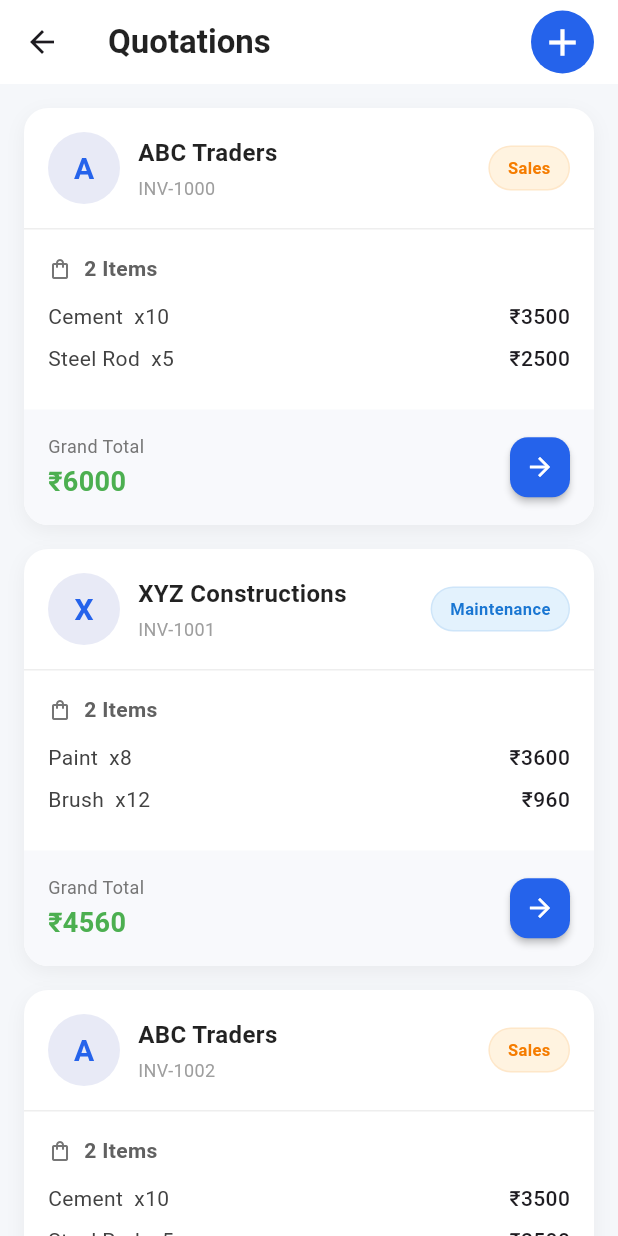
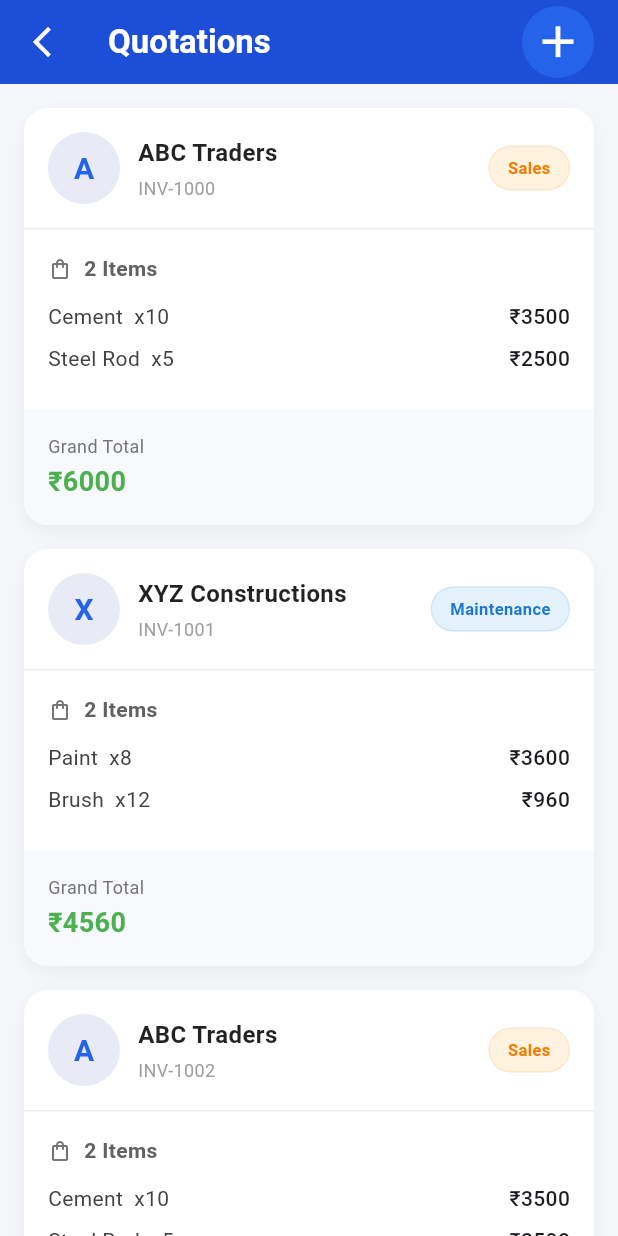
Before and after one commit to teambackoffice/sahelmed_app, a Flutter app: the SalesPersonHomepage screen opened directly, after a tap on "Quotations", on a phone screen of 412 x 824 dp. Run offline on Flutter 3.47's test engine with Material 3 defaults, Android fonts, the light colour scheme and no system bars; our stand-ins replace image_picker.

Commit message:
QUOTATIONS UI

```diff
--- a/lib/main.dart
+++ b/lib/main.dart
@@ -17,7 +17,7 @@ class MyApp extends StatelessWidget {
       debugShowCheckedModeBanner: false,
       title: 'SahelMed',
       theme: ThemeData(primarySwatch: Colors.blue, useMaterial3: true),
-      home: const ServiceEngineerHomepage(),
+      home: const SalesPersonHomepage(),
     );
   }
 }
--- a/lib/view/sales_person/homepage_sp.dart
+++ b/lib/view/sales_person/homepage_sp.dart
@@ -148,7 +148,15 @@ class _SalesPersonHomepageState extends State<SalesPersonHomepage> {
               width: double.infinity,
               padding: EdgeInsets.all(24),
               decoration: BoxDecoration(
-                gradient: AppColors.splashGradient,
+                gradient: LinearGradient(
+                  colors: [
+                    Color(0xFF3B82F6), // Lighter Blue
+                    Color(0xFF2563EB), // Base Blue
+                  ],
+                  begin: Alignment.topLeft,
+                  end: Alignment.bottomRight,
+                ),
+
                 borderRadius: BorderRadius.circular(20),
                 boxShadow: [
                   BoxShadow(
@@ -249,11 +257,24 @@ class _SalesPersonHomepageState extends State<SalesPersonHomepage> {
                   subtitle: 'Log your location',
                   color: Colors.green,
                   onTap: () {
-                    // Navigate to Check-in page
-                    // Navigator.push(
-                    //   context,
-                    //   MaterialPageRoute(builder: (context) => CheckInPage()),
-                    // );
+                    ScaffoldMessenger.of(context).showSnackBar(
+                      SnackBar(
+                        backgroundColor: Color(0xFF2C3E50),
+                        content: Row(
+                          children: const [
+                            Icon(Icons.info_outline, color: Colors.white),
+                            SizedBox(width: 8),
+                            Expanded(
+                              child: Text(
+                                'Check-in feature will be available soon',
+                              ),
+                            ),
+                          ],
+                        ),
+                        duration: const Duration(seconds: 2),
+                        behavior: SnackBarBehavior.floating,
+                      ),
+                    );
                   },
                 ),
               ],
--- a/lib/view/sales_person/quotation/quotation_page.dart
+++ b/lib/view/sales_person/quotation/quotation_page.dart
@@ -92,11 +92,20 @@ class QuotationPage extends StatelessWidget {
     return Scaffold(
       backgroundColor: const Color(0xFFF5F7FA), // Light grey-blue background
       appBar: AppBar(
+        leading: IconButton(
+          icon: const Icon(
+            Icons.arrow_back_ios_new_outlined,
+            color: Colors.white,
+          ),
+          onPressed: () {
+            Navigator.pop(context);
+          },
+        ),
         elevation: 0,
-        backgroundColor: Colors.white,
+        backgroundColor: Color(0xFF1D4ED8),
         title: const Text(
           'Quotations',
-          style: TextStyle(color: Colors.black87, fontWeight: FontWeight.bold),
+          style: TextStyle(color: Colors.white, fontWeight: FontWeight.bold),
         ),
         centerTitle: false,
         actions: [
@@ -113,13 +122,13 @@ class QuotationPage extends StatelessWidget {
                 );
               },
               child: Container(
-                width: 42,
-                height: 42,
+                width: 48,
+                height: 48,
                 decoration: BoxDecoration(
                   color: Color(0xFF2563EB),
                   shape: BoxShape.circle,
                 ),
-                child: const Icon(Icons.add, color: Colors.white, size: 30),
+                child: const Icon(Icons.add, color: Colors.white, size: 35),
               ),
             ),
           ),
@@ -291,12 +300,12 @@ class QuotationPage extends StatelessWidget {
                           //   onTap: () {},
                           // ),
                           const SizedBox(width: 8),
-                          _buildActionButton(
-                            icon: Icons.arrow_forward,
-                            color: Color(0xFF2563EB),
-                            iconColor: Colors.white,
-                            onTap: () {},
-                          ),
+                          // _buildActionButton(
+                          //   icon: Icons.arrow_forward,
+                          //   color: Color(0xFF2563EB),
+                          //   iconColor: Colors.white,
+                          //   onTap: () {},
+                          // ),
                         ],
                       ),
                     ],
--- a/lib/view/service_engineer/material_request/material_request.dart
+++ b/lib/view/service_engineer/material_request/material_request.dart
@@ -329,7 +329,7 @@ class _MaterialRequestListState extends State<MaterialRequestList> {
                       Expanded(
                         child: _buildInfoRow(
                           Icons.calendar_today_outlined,
-                          'Created',
+                          'Created On',
                           request['transactionDate'],
                           const Color(0xFF5C6BC0),
                         ),
@@ -338,7 +338,7 @@ class _MaterialRequestListState extends State<MaterialRequestList> {
                       Expanded(
                         child: _buildInfoRow(
                           Icons.event_available_outlined,
-                          'Required',
+                          'Required By',
                           request['requiredBy'],
                           const Color(0xFF26A69A),
                         ),
```
